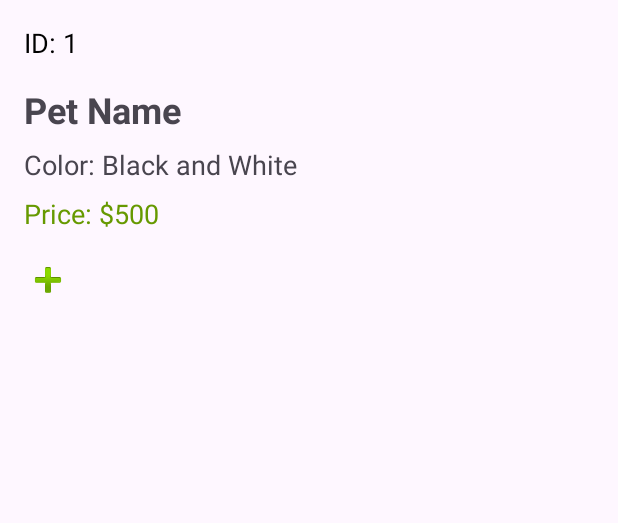
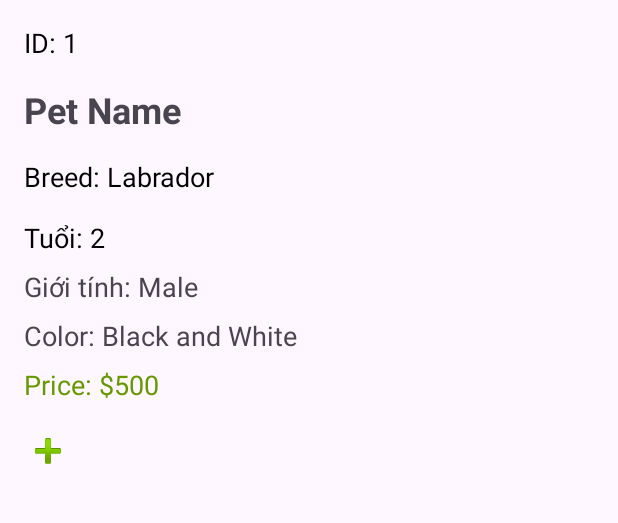
Before and after one commit to STHAOPHAN/Pet-Shop, an Android app: the PetDetailActivity screen opened directly, with no data from a screen before it, on a phone screen of 412 x 824 dp, the part 474-997 px from its top. Run offline under Robolectric (Android 15) with nearby library versions, the phone set to English and light mode, and no system bars; our stand-ins replace CircleImageView, Picasso, sdp/ssp sizes; pictures from the network do not load.

Commit message:
detail v1

```diff
--- a/app/src/main/AndroidManifest.xml
+++ b/app/src/main/AndroidManifest.xml
@@ -45,6 +45,10 @@
             android:name=".activity.PetDetailActivity"
             android:theme="@style/Theme.Material3.Light.NoActionBar"
             android:exported="true">
+            <intent-filter>
+                <action android:name="android.intent.action.MAIN" />
+                <category android:name="android.intent.category.LAUNCHER" />
+            </intent-filter>
         </activity>
 
         <activity android:name=".activity.CartActivity"></activity>
--- a/app/src/main/java/com/example/product_sale/activity/PetDetailActivity.java
+++ b/app/src/main/java/com/example/product_sale/activity/PetDetailActivity.java
@@ -14,7 +14,7 @@ import com.squareup.picasso.Picasso;
 
 public class PetDetailActivity extends AppCompatActivity {
     private ImageView ivPetImage;
-    private TextView tvPetId, tvPetName, tvPetColor, tvPetPrice;
+    private TextView tvPetId, tvPetName, tvPetBreed, tvPetColor, tvPetPrice, tvPetAge, tvPetGender;  // Add TextView for gender
 
     @Override
     protected void onCreate(@Nullable Bundle savedInstanceState) {
@@ -24,18 +24,31 @@ public class PetDetailActivity extends AppCompatActivity {
         ivPetImage = findViewById(R.id.iv_pet_image);
         tvPetId = findViewById(R.id.tv_pet_id);
         tvPetName = findViewById(R.id.tv_pet_name);
+        tvPetBreed = findViewById(R.id.tv_pet_breed);  // TextView for breed
         tvPetColor = findViewById(R.id.tv_pet_color);
         tvPetPrice = findViewById(R.id.tv_pet_price);
+        tvPetAge = findViewById(R.id.tv_pet_age);  // TextView for age
+        tvPetGender = findViewById(R.id.tv_pet_gender);  // Initialize TextView for gender
 
         Intent intent = getIntent();
         Pet pet = intent.getParcelableExtra("pet");
 
         if (pet != null) {
             tvPetId.setText("ID: " + pet.getId());
-            tvPetName.setText(pet.getName());
-            tvPetColor.setText("Color: " + pet.getColor());
+            tvPetName.setText("Tên: " +pet.getName());
+            tvPetBreed.setText("Giống loài: " + pet.getBreed());  // Set breed text
+            tvPetColor.setText("Màu: " + pet.getColor());
             tvPetPrice.setText("Price: $" + pet.getPrice());
-            Picasso.get().load(pet.getImage()).into(ivPetImage);
+            tvPetAge.setText("Tuổi: " + pet.getAge());  // Set age text
+            tvPetGender.setText("Giới tính: " + pet.getGender());  // Set gender text
+
+            String imageName = pet.getImage(); // Đây là tên tệp hình ảnh, ví dụ: img_pet_1.jpg
+            String imagePath = "android.resource://" + getPackageName() + "/drawable/" + imageName;
+
+            Picasso.get().load(imagePath)
+                    .placeholder(R.drawable.ic_launcher_background)  // Ảnh mặc định khi đang tải
+                    .error(R.drawable.ic_delete)        // Ảnh hiển thị khi có lỗi
+                    .into(ivPetImage);
         }
     }
 }
--- a/app/src/main/res/layout/activity_pet_detail.xml
+++ b/app/src/main/res/layout/activity_pet_detail.xml
@@ -26,7 +26,6 @@
             android:text="ID: 1"
             android:textSize="18sp"
             android:textColor="@color/black" />
-
         <!-- Tên của pet -->
         <TextView
             android:id="@+id/tv_pet_name"
@@ -36,6 +35,36 @@
             android:text="Pet Name"
             android:textSize="24sp"
             android:textStyle="bold" />
+
+        <!-- breed của pet -->
+        <TextView
+            android:id="@+id/tv_pet_breed"
+            android:layout_width="wrap_content"
+            android:layout_height="wrap_content"
+            android:layout_marginTop="16dp"
+            android:text="Breed: Labrador"
+            android:textSize="18sp"
+            android:textColor="@color/black" />
+
+        <!-- Tuổi của pet -->
+        <TextView
+            android:id="@+id/tv_pet_age"
+            android:layout_width="wrap_content"
+            android:layout_height="wrap_content"
+            android:layout_marginTop="16dp"
+            android:text="Tuổi: 2"
+            android:textSize="18sp"
+            android:textColor="@color/black" />
+
+        <!-- Giới tính của pet -->
+        <TextView
+            android:id="@+id/tv_pet_gender"
+            android:layout_width="wrap_content"
+            android:layout_height="wrap_content"
+            android:layout_marginTop="8dp"
+            android:text="Giới tính: Male"
+            android:textSize="18sp" />
+
 
         <!-- Màu sắc của pet -->
         <TextView
```
Also changed, not shown: app/src/main/java/com/example/product_sale/adapter/PetAdapter.java (+10 -1 lines).
